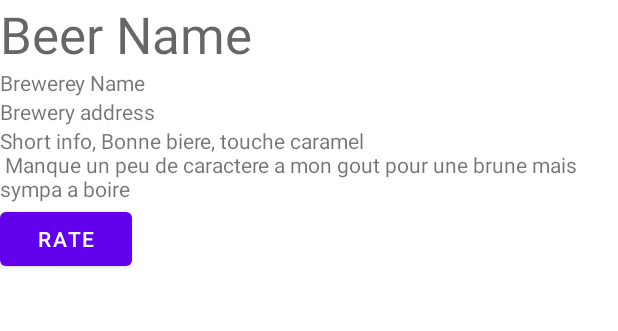
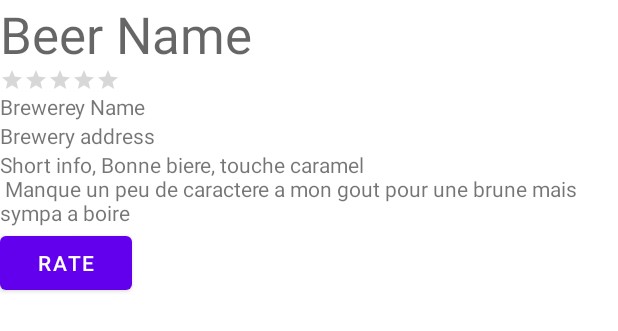
Before and after one commit to timvanginderen/beers, an Android app: the layout beerdetail_frag.xml on its own in the app's theme, with its tools: preview values and no code run, on a phone screen of 412 x 824 dp. Shown: the top 331 px of the screen. Run offline under Robolectric (Android 15) with nearby library versions, the phone set to English and light mode, and no system bars; network calls fail.

```diff
--- a/app/src/main/res/layout/beerdetail_frag.xml
+++ b/app/src/main/res/layout/beerdetail_frag.xml
@@ -16,6 +16,13 @@
         android:layout_height="wrap_content"
         android:text="Beer Name"
         style="@style/TextAppearance.AppCompat.Display1" />
+
+    <RatingBar
+        android:id="@+id/rb_beer"
+        android:layout_width="wrap_content"
+        android:layout_height="wrap_content"
+        android:numStars="5"
+        style="@style/Widget.AppCompat.RatingBar.Small"/>
 
     <TextView
         android:id="@+id/tv_brewery_name"
```
Also changed, not shown: app/src/main/java/be/tim/beers/beerdetail/BeerDetailFragment.kt (+34 -3 lines).
